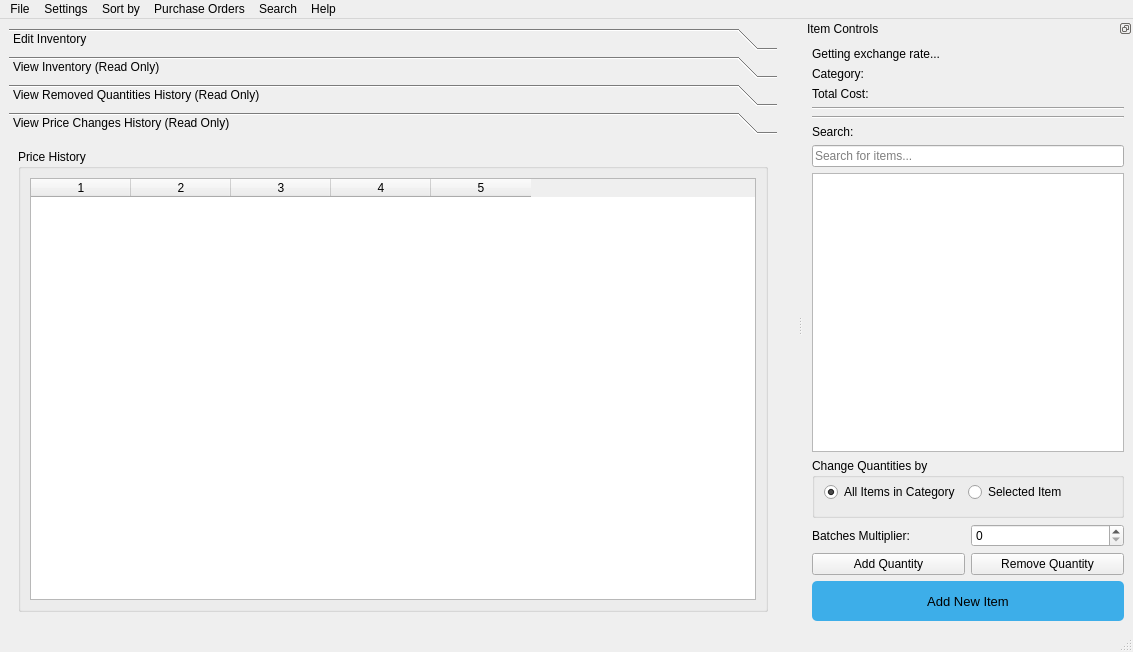
Above: ui/main_menu.ui from TheCodingJsoftware/Invigo before the change. Below: the same form after it.
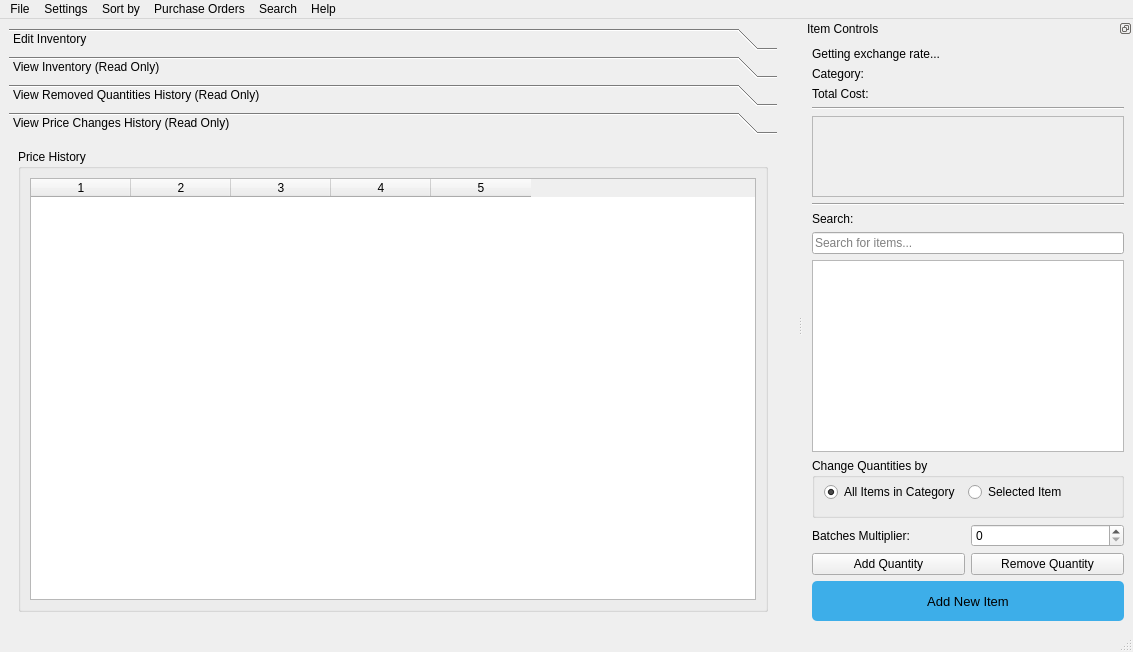
That is the form after the change.

The edit to the form file:
```diff
--- a/ui/main_menu.ui
+++ b/ui/main_menu.ui
@@ -343,7 +343,7 @@
    <property name="minimumSize">
     <size>
      <width>330</width>
-     <height>453</height>
+     <height>491</height>
     </size>
    </property>
    <property name="floating">
@@ -394,14 +394,54 @@
         </widget>
        </item>
        <item>
-        <layout class="QGridLayout" name="gridLayout_Categor_Stock_Prices">
-         <property name="horizontalSpacing">
-          <number>0</number>
+        <widget class="QScrollArea" name="scrollArea">
+         <property name="widgetResizable">
+          <bool>true</bool>
          </property>
-         <property name="verticalSpacing">
-          <number>6</number>
-         </property>
-        </layout>
+         <widget class="QWidget" name="scrollAreaWidgetContents">
+          <property name="geometry">
+           <rect>
+            <x>0</x>
+            <y>0</y>
+            <width>308</width>
+            <height>78</height>
+           </rect>
+          </property>
+          <property name="maximumSize">
+           <size>
+            <width>16777215</width>
+            <height>500</height>
+           </size>
+          </property>
+          <layout class="QVBoxLayout" name="verticalLayout_6">
+           <property name="spacing">
+            <number>0</number>
+           </property>
+           <property name="leftMargin">
+            <number>0</number>
+           </property>
+           <property name="topMargin">
+            <number>0</number>
+           </property>
+           <property name="rightMargin">
+            <number>0</number>
+           </property>
+           <property name="bottomMargin">
+            <number>0</number>
+           </property>
+           <item>
+            <layout class="QGridLayout" name="gridLayout_Categor_Stock_Prices">
+             <property name="horizontalSpacing">
+              <number>0</number>
+             </property>
+             <property name="verticalSpacing">
+              <number>6</number>
+             </property>
+            </layout>
+           </item>
+          </layout>
+         </widget>
+        </widget>
        </item>
        <item>
         <widget class="Line" name="line">
```
Left out of the diff: 35 changed lines with no effect on the pictures.
